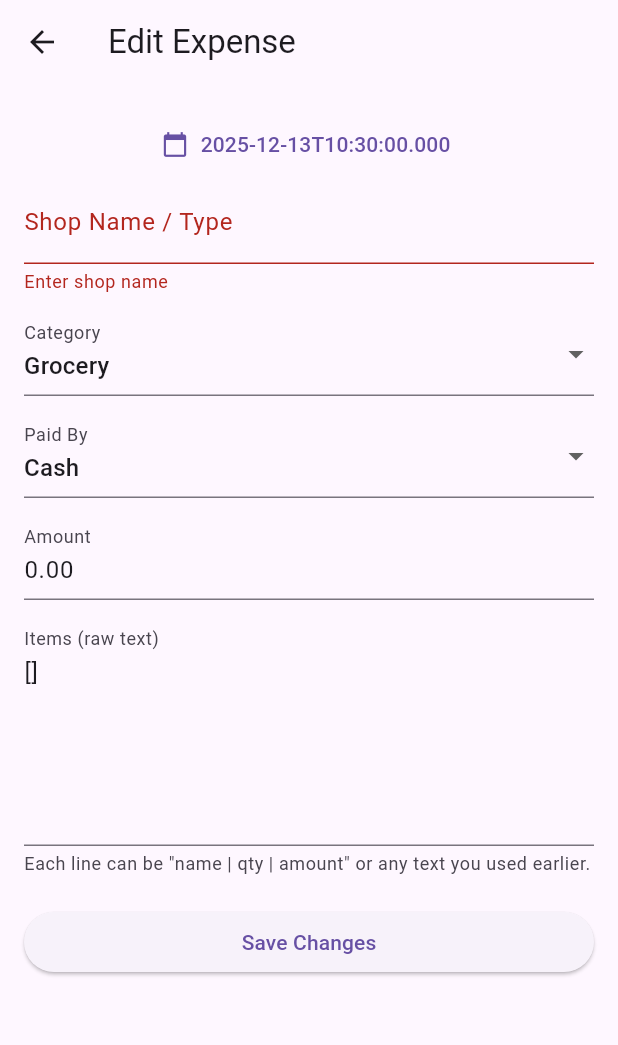
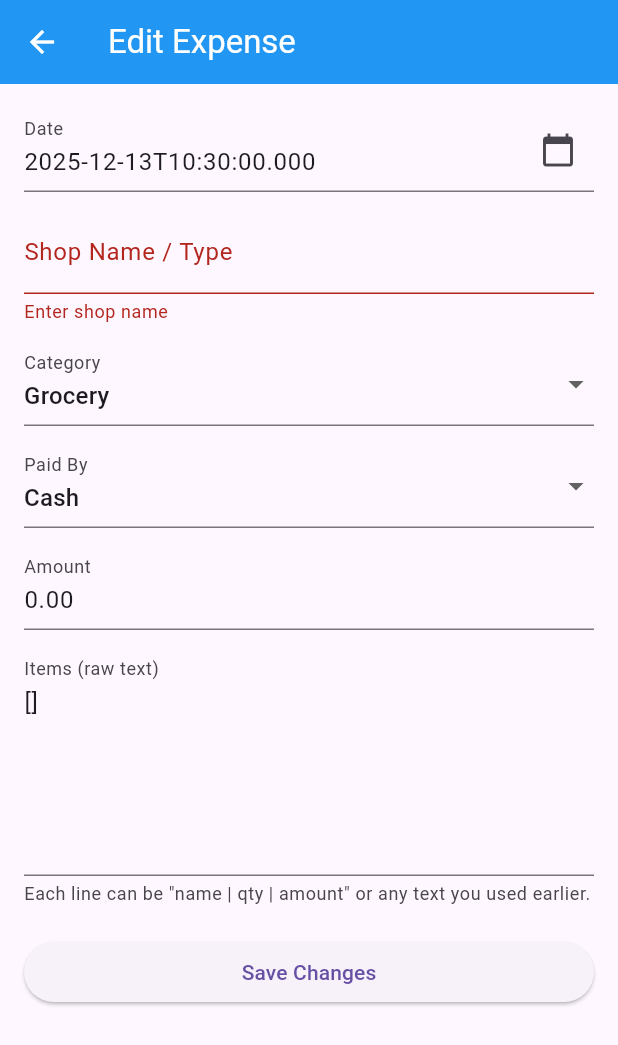
Before and after one commit to kadamharshit/Wallet_Watch, a Flutter app: the EditExpensePage screen opened directly with empty values, after a tap on "Save Changes", on a phone screen of 412 x 824 dp. Shown: the top 1045 px of the screen. Run offline on Flutter 3.47's test engine with Material 3 defaults, Android fonts, the phone set to English and light mode, and no system bars; our stand-ins replace fl_chart, shared_preferences, sqflite, supabase_flutter; accounts and stored records are empty.

Commit message:
UI Enhancement

```diff
--- a/lib/features/expense/edit_expense.dart
+++ b/lib/features/expense/edit_expense.dart
@@ -19,10 +19,13 @@ class _EditExpensePageState extends State<EditExpensePage> {
   late TextEditingController _shopController;
   late TextEditingController _itemsController;
   late TextEditingController _amountController;
+  late TextEditingController _dateController;
 
   String _category = 'Grocery';
   String _mode = 'Cash';
-  TextEditingController _bankController = TextEditingController();
+  final TextEditingController _bankController = TextEditingController();
+
+  bool _saving = false;
 
   final List<String> _categories = const [
     'Grocery',
@@ -44,9 +47,13 @@ class _EditExpensePageState extends State<EditExpensePage> {
     _dateString =
         (exp['date'] ?? DateFormat('yyyy-MM-dd').format(DateTime.now()))
             .toString();
+
+    _dateController = TextEditingController(text: _dateString);
+
     _shopController = TextEditingController(
       text: (exp['shop'] ?? '').toString(),
     );
+
     _itemsController = TextEditingController(
       text: (exp['items'] ?? '').toString(),
     );
@@ -64,13 +71,12 @@ class _EditExpensePageState extends State<EditExpensePage> {
     final amount = (exp['total'] as num?)?.toDouble() ?? 0.0;
     _amountController = TextEditingController(text: amount.toStringAsFixed(2));
 
-    _bankController = TextEditingController(
-      text: (exp['bank'] ?? '').toString(),
-    );
+    _bankController.text = (exp['bank'] ?? '').toString();
   }
 
   Future<void> _pickDate() async {
     final initial = DateTime.tryParse(_dateString) ?? DateTime.now();
+
     final picked = await showDatePicker(
       context: context,
       initialDate: initial,
@@ -79,8 +85,9 @@ class _EditExpensePageState extends State<EditExpensePage> {
     );
 
     if (picked != null) {
+      _dateString = DateFormat('yyyy-MM-dd').format(picked);
       setState(() {
-        _dateString = DateFormat('yyyy-MM-dd').format(picked);
+        _dateController.text = _dateString;
       });
     }
   }
@@ -95,6 +102,8 @@ class _EditExpensePageState extends State<EditExpensePage> {
       );
       return;
     }
+
+    setState(() => _saving = true);
 
     final updatedExpense = {
       'date': _dateString,
@@ -113,7 +122,7 @@ class _EditExpensePageState extends State<EditExpensePage> {
         await DatabaseHelper.instance.updateExpense(localId, updatedExpense);
       }
 
-      // 2️⃣ Best-effort update in Supabase
+      // 2️⃣ Best-effort update Supabase
       final supabase = Supabase.instance.client;
       final user = supabase.auth.currentUser;
 
@@ -123,9 +132,9 @@ class _EditExpensePageState extends State<EditExpensePage> {
 
         final dataForSupabase = {
           'date': _dateString,
-          'shop': _shopController.text.trim(),
+          'shop': updatedExpense['shop'],
           'category': _category,
-          'items': _itemsController.text.trim(),
+          'items': updatedExpense['items'],
           'total': amount,
           'mode': _mode,
           'bank': _mode == 'Online' ? _bankController.text.trim() : null,
@@ -146,16 +155,19 @@ class _EditExpensePageState extends State<EditExpensePage> {
         }
       }
 
-      ScaffoldMessenger.of(
-        context,
-      ).showSnackBar(const SnackBar(content: Text('Expense updated ✅')));
-
-      Navigator.pop(context, true);
+      if (mounted) {
+        ScaffoldMessenger.of(
+          context,
+        ).showSnackBar(const SnackBar(content: Text('Expense updated ✅')));
+        Navigator.pop(context, true);
+      }
     } catch (e) {
       debugPrint('Edit error: $e');
       ScaffoldMessenger.of(
         context,
       ).showSnackBar(SnackBar(content: Text('Failed to update expense: $e')));
+    } finally {
+      if (mounted) setState(() => _saving = false);
     }
   }
 
@@ -165,24 +177,38 @@ class _EditExpensePageState extends State<EditExpensePage> {
     _itemsController.dispose();
     _amountController.dispose();
     _bankController.dispose();
+    _dateController.dispose();
     super.dispose();
   }
 
   @override
   Widget build(BuildContext context) {
     return Scaffold(
-      appBar: AppBar(title: const Text('Edit Expense')),
+      appBar: AppBar(
+        title: const Text('Edit Expense'),
+        backgroundColor: Colors.blue,
+        foregroundColor: Colors.white,
+      ),
       body: Padding(
         padding: const EdgeInsets.all(16),
         child: Form(
           key: _formKey,
           child: ListView(
             children: [
-              TextButton.icon(
-                onPressed: _pickDate,
-                icon: const Icon(Icons.calendar_today),
-                label: Text(_dateString),
+              InkWell(
+                onTap: _pickDate,
+                child: IgnorePointer(
+                  child: TextFormField(
+                    controller: _dateController,
+                    decoration: const InputDecoration(
+                      labelText: 'Date',
+                      suffixIcon: Icon(Icons.calendar_today),
+                    ),
+                  ),
+                ),
               ),
+              const SizedBox(height: 12),
+
               TextFormField(
                 controller: _shopController,
                 decoration: const InputDecoration(
@@ -193,19 +219,19 @@ class _EditExpensePageState extends State<EditExpensePage> {
                     : null,
               ),
               const SizedBox(height: 12),
+
               DropdownButtonFormField<String>(
                 value: _category,
                 items: _categories
                     .map((c) => DropdownMenuItem(value: c, child: Text(c)))
                     .toList(),
                 onChanged: (val) {
-                  if (val != null) {
-                    setState(() => _category = val);
-                  }
+                  if (val != null) setState(() => _category = val);
                 },
                 decoration: const InputDecoration(labelText: 'Category'),
               ),
               const SizedBox(height: 12),
+
               DropdownButtonFormField<String>(
                 value: _mode,
                 items: _modes
@@ -213,11 +239,15 @@ class _EditExpensePageState extends State<EditExpensePage> {
                     .toList(),
                 onChanged: (val) {
                   if (val != null) {
-                    setState(() => _mode = val);
+                    setState(() {
+                      _mode = val;
+                      if (_mode == 'Cash') _bankController.clear();
+                    });
                   }
                 },
                 decoration: const InputDecoration(labelText: 'Paid By'),
               ),
+
               if (_mode == 'Online') ...[
                 const SizedBox(height: 12),
                 TextFormField(
@@ -227,28 +257,39 @@ class _EditExpensePageState extends State<EditExpensePage> {
                   ),
                 ),
               ],
+
               const SizedBox(height: 12),
               TextFormField(
                 controller: _amountController,
                 decoration: const InputDecoration(labelText: 'Amount'),
-                keyboardType: TextInputType.number,
+                keyboardType: const TextInputType.numberWithOptions(
+                  decimal: true,
+                ),
                 validator: (val) =>
                     val == null || val.isEmpty ? 'Enter amount' : null,
               ),
               const SizedBox(height: 12),
+
               TextFormField(
                 controller: _itemsController,
+                maxLines: 5,
                 decoration: const InputDecoration(
                   labelText: 'Items (raw text)',
                   helperText:
                       'Each line can be "name | qty | amount" or any text you used earlier.',
                 ),
-                maxLines: 5,
               ),
+
               const SizedBox(height: 20),
               ElevatedButton(
-                onPressed: _saveChanges,
-                child: const Text('Save Changes'),
+                onPressed: _saving ? null : _saveChanges,
+                child: _saving
+                    ? const SizedBox(
+                        height: 20,
+                        width: 20,
+                        child: CircularProgressIndicator(strokeWidth: 2),
+                      )
+                    : const Text('Save Changes'),
               ),
             ],
           ),
```
